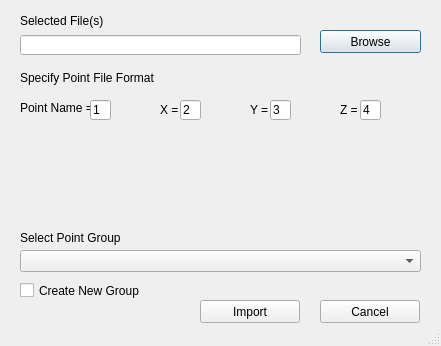
Before: the Qt Designer form Resources/UI/ImportPointFile.ui in HakanSeven12/FreeCAD-Geomatic-Workbench, drawn with Qt 5.
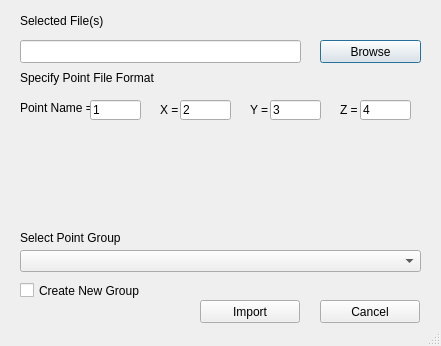
After: the same form once the commit is applied.

The edit to the form file:
```diff
--- a/Resources/UI/ImportPointFile.ui
+++ b/Resources/UI/ImportPointFile.ui
@@ -33,9 +33,9 @@
    <property name="geometry">
     <rect>
      <x>20</x>
-     <y>35</y>
+     <y>40</y>
      <width>281</width>
-     <height>20</height>
+     <height>23</height>
     </rect>
    </property>
   </widget>
@@ -43,7 +43,7 @@
    <property name="geometry">
     <rect>
      <x>320</x>
-     <y>30</y>
+     <y>40</y>
      <width>101</width>
      <height>23</height>
     </rect>
@@ -122,7 +122,7 @@
     <rect>
      <x>90</x>
      <y>100</y>
-     <width>21</width>
+     <width>51</width>
      <height>20</height>
     </rect>
    </property>
@@ -135,7 +135,7 @@
     <rect>
      <x>180</x>
      <y>100</y>
-     <width>21</width>
+     <width>51</width>
      <height>20</height>
     </rect>
    </property>
@@ -148,7 +148,7 @@
     <rect>
      <x>270</x>
      <y>100</y>
-     <width>21</width>
+     <width>51</width>
      <height>20</height>
     </rect>
    </property>
@@ -161,7 +161,7 @@
     <rect>
      <x>360</x>
      <y>100</y>
-     <width>21</width>
+     <width>51</width>
      <height>20</height>
     </rect>
    </property>
```
